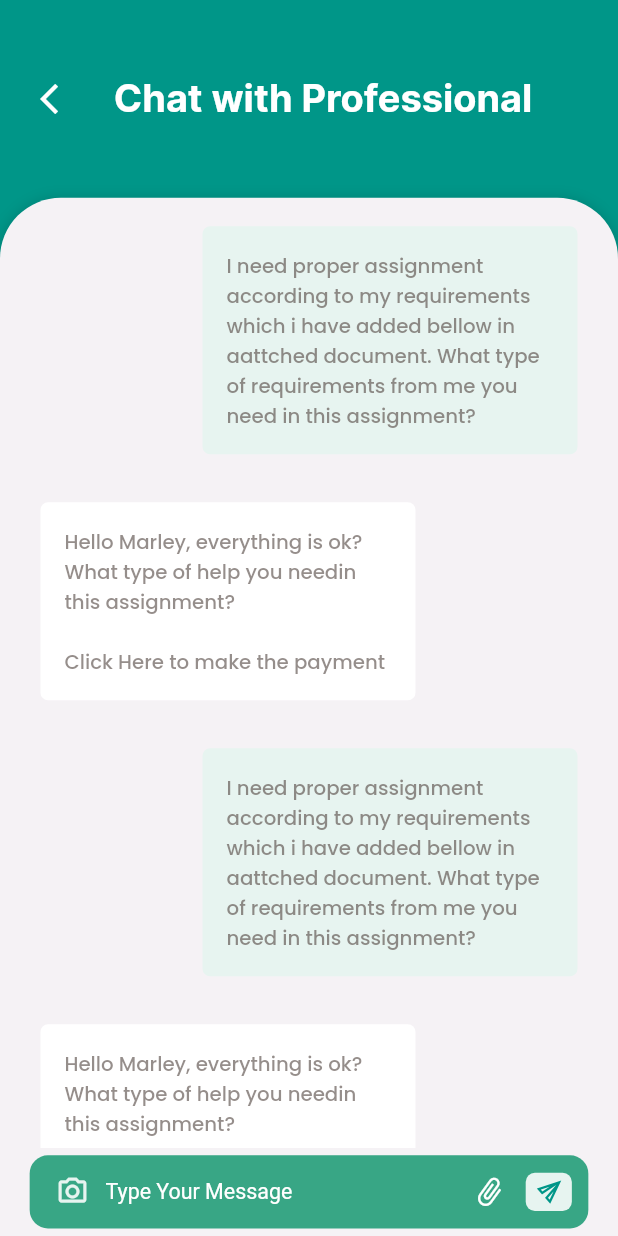
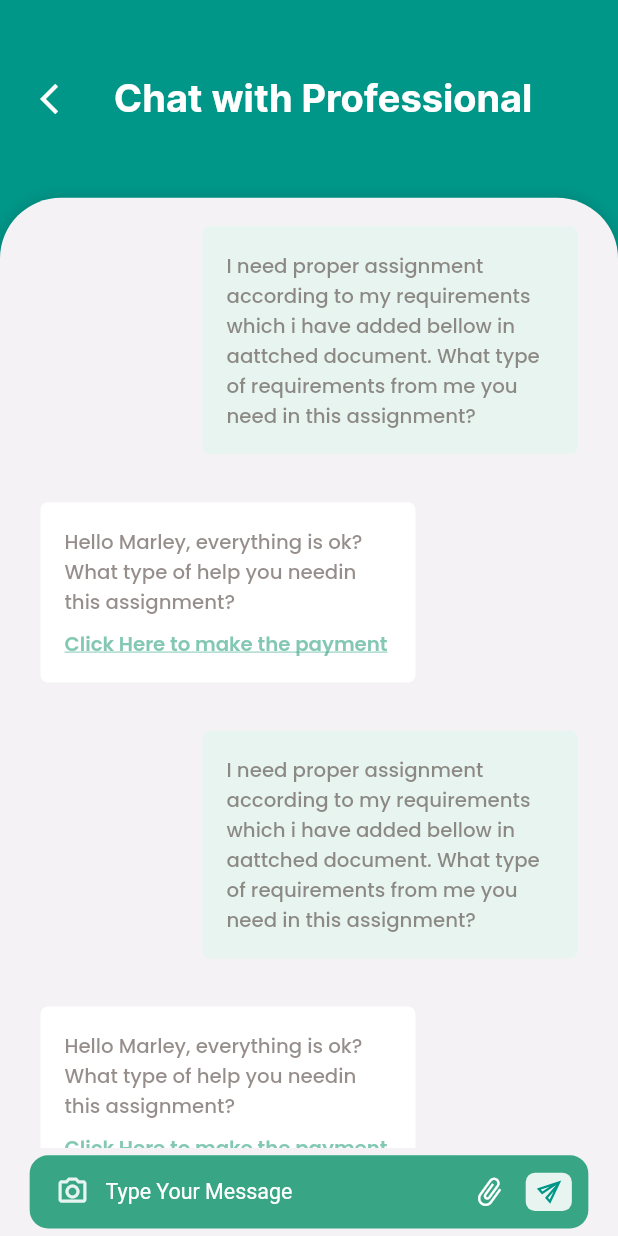
Before and after one commit to dockrexter/inspiry_learning, a Flutter app: the ChatPage screen opened directly with empty values, on a phone screen of 412 x 824 dp. Run offline on Flutter 3.47's test engine with Material 2 defaults, Android fonts, the phone set to English and light mode, and no system bars; our stand-ins replace camera, dio, file_picker, flutter_screenutil, fluttertoast, pull_to_refresh and 2 more; accounts and stored records are empty; network calls fail.

Commit message:
add link in message

```diff
--- a/lib/globals/app_utils.dart
+++ b/lib/globals/app_utils.dart
@@ -1,4 +1,5 @@
 import 'package:flutter/material.dart';
+import 'package:url_launcher/url_launcher.dart';
 import 'package:fluttertoast/fluttertoast.dart';
 import 'package:inspiry_learning/models/user_model.dart';
 import 'package:inspiry_learning/globals/global_exports.dart';
@@ -26,6 +27,12 @@ class ActiveUser {
 class Utils {
 
   static get role => UserTypeHelper.isAdmin() ? "admin" : "user";
+
+  static Future<void> launchURL(String url) async {
+    if (await canLaunchUrl(Uri.parse(url))) {
+      await launchUrl(Uri.parse(url));
+    }
+  }
 
   static WorkStatus getWorkStatus(String status) {
     switch (status) {
--- a/lib/views/pages/admin/home/home_page.dart
+++ b/lib/views/pages/admin/home/home_page.dart
@@ -97,6 +97,7 @@ class _AdminHomePageState extends State<AdminHomePage> {
                         children: [
                           _buildCalendar(),
                           _buildAssignments(),
+                          SizedBox(height: 80.h),
                         ],
                       ),
                     ),
--- a/lib/views/pages/common/chat/chat_page.dart
+++ b/lib/views/pages/common/chat/chat_page.dart
@@ -123,8 +123,14 @@ class _ChatPageState extends State<ChatPage> {
                           isMe: [true, false][index % 2],
                           message: [
                             "I need proper assignment according to my requirements which i have added bellow in aattched document. What type of requirements from me you need in this assignment?",
-                            "Hello Marley, everything is ok? What type of help you needin this assignment? \n\nClick Here to make the payment"
+                            "Hello Marley, everything is ok? What type of help you needin this assignment?"
                           ][index % 2],
+                          linktext: index % 2 == 0
+                              ? null
+                              : "Click Here to make the payment",
+                          linkUrl: index % 2 == 0
+                              ? null
+                              : "https://www.github.com/Usama-Azad",
                         );
                       },
                     ),
--- a/lib/views/widgets/message_widget.dart
+++ b/lib/views/widgets/message_widget.dart
@@ -1,14 +1,19 @@
 import 'package:flutter/material.dart';
 import 'package:inspiry_learning/globals/app_style.dart';
+import 'package:inspiry_learning/globals/app_utils.dart';
 import 'package:inspiry_learning/globals/app_colors.dart';
 import 'package:flutter_screenutil/flutter_screenutil.dart';
 
 class MessageWidget extends StatelessWidget {
   final bool isMe;
   final String message;
+  final String? linkUrl;
+  final String? linktext;
 
   const MessageWidget({
     Key? key,
+    this.linkUrl,
+    this.linktext,
     required this.isMe,
     required this.message,
   }) : super(key: key);
@@ -43,6 +48,20 @@ class MessageWidget extends StatelessWidget {
             color: AppColors.gray80099,
           ),
         ),
+        if (linktext != null) SizedBox(height: 8.h),
+        if (linktext != null)
+          GestureDetector(
+            onTap: linkUrl == null
+                ? null
+                : () async => await Utils.launchURL(linkUrl!),
+            child: Text(
+              linktext!,
+              style: AppStyle.textstylepoppinssemibold13.copyWith(
+                fontSize: 12.sp,
+                decoration: TextDecoration.underline,
+              ),
+            ),
+          ),
       ],
     );
   }
--- a/pubspec.yaml
+++ b/pubspec.yaml
@@ -39,6 +39,7 @@ dependencies:
   pull_to_refresh: ^2.0.0
   shared_preferences: ^2.0.15
   table_calendar: ^3.0.6
+  url_launcher: ^6.1.5
 
 dev_dependencies:
   flutter_lints: ^1.0.0
```
Also changed, not shown: pubspec.lock, 2 other files.
